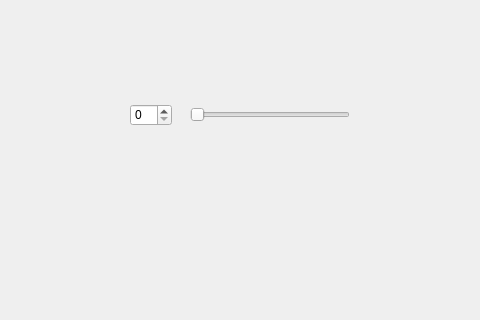
kem1005/spinbox, file widget.ui: the form before one commit; both pictures show x 90 to 570 and y 86 to 406 of the 800 by 600 pixel window.
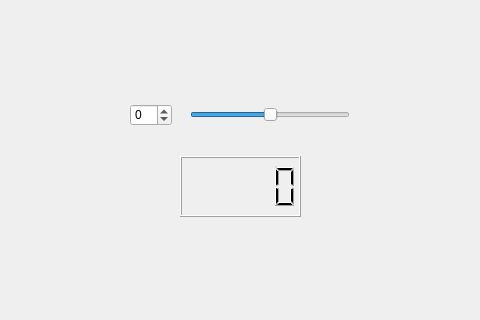
The form after the commit.

Commit message: Project completed

Diff of the .ui file:
```diff
--- a/widget.ui
+++ b/widget.ui
@@ -22,6 +22,18 @@
      <height>22</height>
     </rect>
    </property>
+   <property name="minimumSize">
+    <size>
+     <width>42</width>
+     <height>22</height>
+    </size>
+   </property>
+   <property name="minimum">
+    <number>-100</number>
+   </property>
+   <property name="maximum">
+    <number>100</number>
+   </property>
   </widget>
   <widget class="QSlider" name="horizontalSlider">
    <property name="geometry">
@@ -32,10 +44,26 @@
      <height>22</height>
     </rect>
    </property>
+   <property name="minimum">
+    <number>-100</number>
+   </property>
+   <property name="maximum">
+    <number>100</number>
+   </property>
    <property name="orientation">
     <enum>Qt::Orientation::Horizontal</enum>
    </property>
   </widget>
+  <widget class="QLCDNumber" name="lcdNumber">
+   <property name="geometry">
+    <rect>
+     <x>270</x>
+     <y>242</y>
+     <width>121</width>
+     <height>61</height>
+    </rect>
+   </property>
+  </widget>
  </widget>
  <resources/>
  <connections>
```
Left out of the diff: 32 changed lines with no effect on the pictures.
